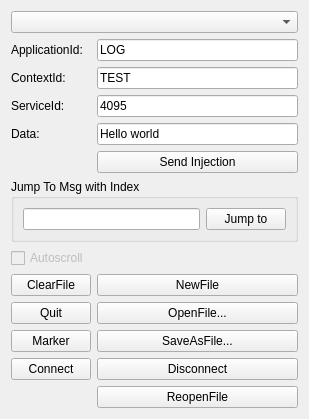
The window that plugin/dummycontrolplugin/form.ui (WinvicWang/dlt-viewer-for-adb) describes before a commit, drawn with Qt 5.
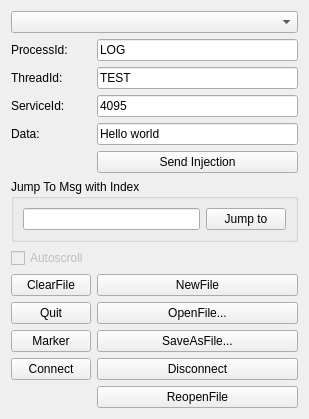
The same window after the commit.

What changed in the file:
```diff
--- a/plugin/dummycontrolplugin/form.ui
+++ b/plugin/dummycontrolplugin/form.ui
@@ -114,7 +114,7 @@
    <item row="2" column="0">
     <widget class="QLabel" name="label_2">
      <property name="text">
-      <string>ContextId:</string>
+      <string>ThreadId:</string>
      </property>
     </widget>
    </item>
@@ -128,7 +128,7 @@
    <item row="1" column="0">
     <widget class="QLabel" name="label">
      <property name="text">
-      <string>ApplicationId:</string>
+      <string>ProcessId:</string>
      </property>
     </widget>
    </item>
```
Left out of the diff: 4 changed lines with no effect on the pictures.
